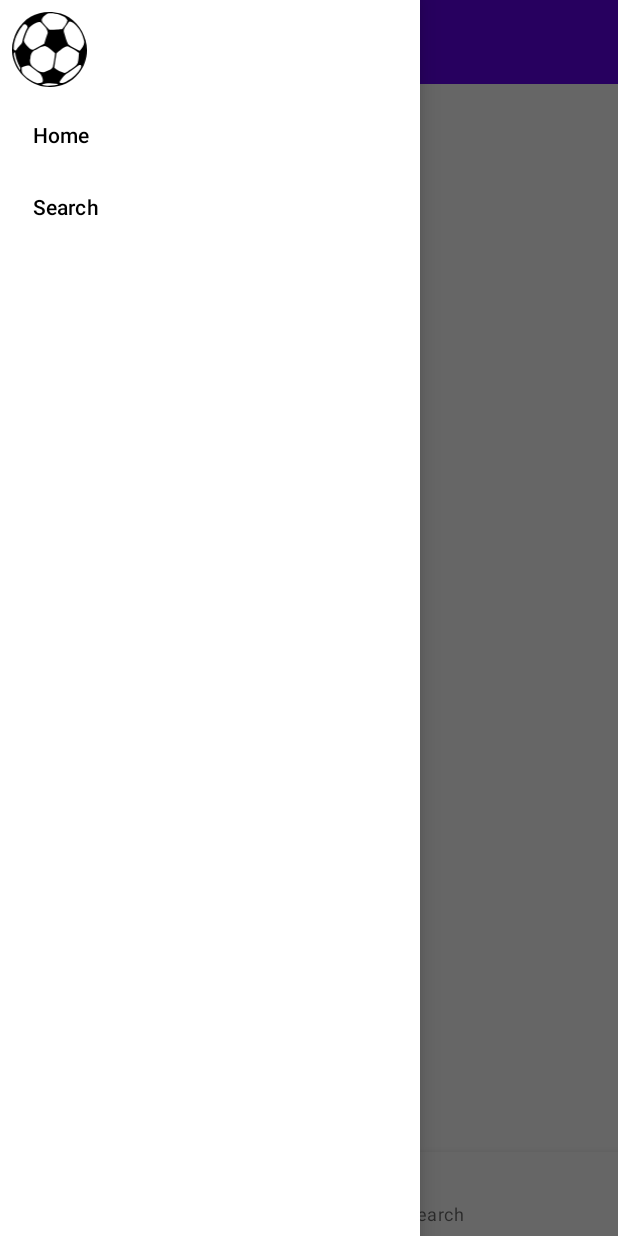
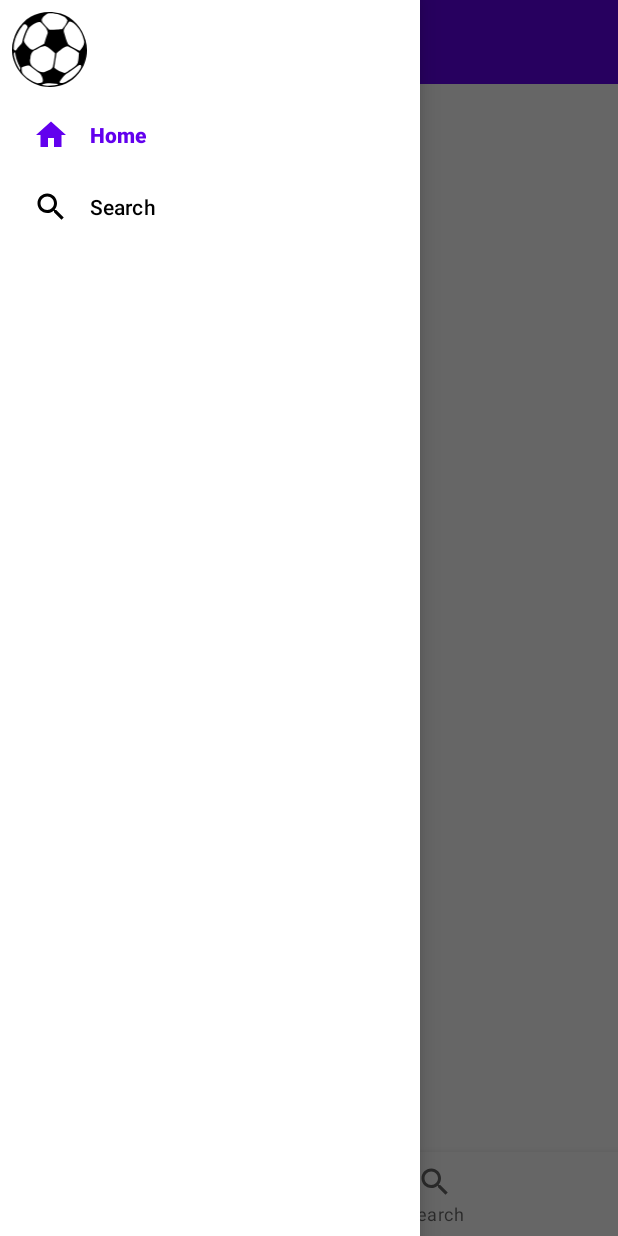
Before and after one commit to SorinaPopa/SEF, an Android app: the MainActivity screen opened directly, with no data from a screen before it, with the side drawer open, on a phone screen of 412 x 824 dp. Run offline under Robolectric (Android 15) with nearby library versions, the phone set to English and light mode, and no system bars; our stand-ins replace data binding, navigation-ui.

Commit message:
Navigation Drawer Button

```diff
--- a/STADEVENTS/app/src/main/java/com/example/stadevents/MainActivity.kt
+++ b/STADEVENTS/app/src/main/java/com/example/stadevents/MainActivity.kt
@@ -2,10 +2,56 @@ package com.example.stadevents
 
 import androidx.appcompat.app.AppCompatActivity
 import android.os.Bundle
+import android.view.MenuItem
+import androidx.activity.viewModels
+import androidx.navigation.NavController
+import androidx.navigation.findNavController
+import androidx.navigation.fragment.NavHostFragment
+import androidx.navigation.ui.*
+import com.example.stadevents.databinding.ActivityMainBinding
+import com.example.stadevents.home.HomeViewModel
 
 class MainActivity : AppCompatActivity() {
+    private lateinit var navController: NavController
+    private lateinit var appBarConfig: AppBarConfiguration
+    private lateinit var binding: ActivityMainBinding
+    private val mainViewModel: MainViewModel by viewModels()
+
     override fun onCreate(savedInstanceState: Bundle?) {
         super.onCreate(savedInstanceState)
-        setContentView(R.layout.activity_main)
+        binding = ActivityMainBinding.inflate(layoutInflater)
+        binding.lifecycleOwner = this
+        binding.mainViewModel = mainViewModel
+        setContentView(binding.root)
+        setSupportActionBar(binding.toolbar)
+        val navHostFragment =
+            supportFragmentManager.findFragmentById(R.id.nav_host_fragment) as NavHostFragment
+        navController = navHostFragment.navController
+        setupBottomNavigation()
+        setupNavigationDrawer()
+        setupAppBarConfig()
+    }
+
+    private fun setupBottomNavigation() {
+        binding.bottomNavigation.setupWithNavController(navController)
+    }
+
+    private fun setupNavigationDrawer() {
+        binding.navigationDrawer.setupWithNavController(navController)
+    }
+
+    private fun setupAppBarConfig() {
+        appBarConfig =
+            AppBarConfiguration(setOf(R.id.homeFragment, R.id.searchFragment), binding.drawerLayout)
+        setupActionBarWithNavController(navController, appBarConfig)
+    }
+
+    override fun onOptionsItemSelected(item: MenuItem): Boolean {
+        val navController = findNavController(R.id.nav_host_fragment)
+        return item.onNavDestinationSelected(navController) || super.onOptionsItemSelected(item)
+    }
+
+    override fun onSupportNavigateUp(): Boolean {
+        return NavigationUI.navigateUp(navController, appBarConfig)
     }
 }
--- /dev/null
+++ b/STADEVENTS/app/src/main/java/com/example/stadevents/MainViewModel.kt
@@ -0,0 +1,6 @@
+package com.example.stadevents
+
+import androidx.lifecycle.ViewModel
+
+class MainViewModel : ViewModel() {
+}
--- a/STADEVENTS/app/src/main/res/layout/activity_main.xml
+++ b/STADEVENTS/app/src/main/res/layout/activity_main.xml
@@ -4,7 +4,9 @@
     xmlns:tools="http://schemas.android.com/tools">
 
     <data>
-
+        <variable
+            name="mainViewModel"
+            type="com.example.stadevents.MainViewModel" />
     </data>
 
     <androidx.drawerlayout.widget.DrawerLayout
@@ -15,7 +17,7 @@
         <androidx.constraintlayout.widget.ConstraintLayout
             android:layout_width="match_parent"
             android:layout_height="match_parent"
-            tools:context=".MainActivity">
+            tools:context=".HomeActivity">
 
             <androidx.appcompat.widget.Toolbar
                 android:id="@+id/toolbar"
@@ -56,8 +58,8 @@
             android:layout_height="match_parent"
             android:layout_gravity="start"
             android:fitsSystemWindows="true"
-            app:menu="@menu/bottom_navigation_menu"
-            app:headerLayout="@layout/navigation_drawer_header"/>
+            app:headerLayout="@layout/navigation_drawer_header"
+            app:menu="@menu/bottom_navigation_menu" />
 
 
     </androidx.drawerlayout.widget.DrawerLayout>
--- a/STADEVENTS/app/src/main/res/menu/bottom_navigation_menu.xml
+++ b/STADEVENTS/app/src/main/res/menu/bottom_navigation_menu.xml
@@ -3,10 +3,12 @@
     <item
         android:id="@+id/homeFragment"
         android:enabled="true"
-        android:title="@string/menu_item_home"/>
+        android:icon="@drawable/ic_baseline_home_24"
+        android:title="@string/menu_item_home" />
 
     <item
         android:id="@+id/searchFragment"
         android:enabled="true"
-        android:title="@string/menu_item_search"/>
+        android:icon="@drawable/ic_baseline_search_24"
+        android:title="@string/menu_item_search" />
 </menu>
```
